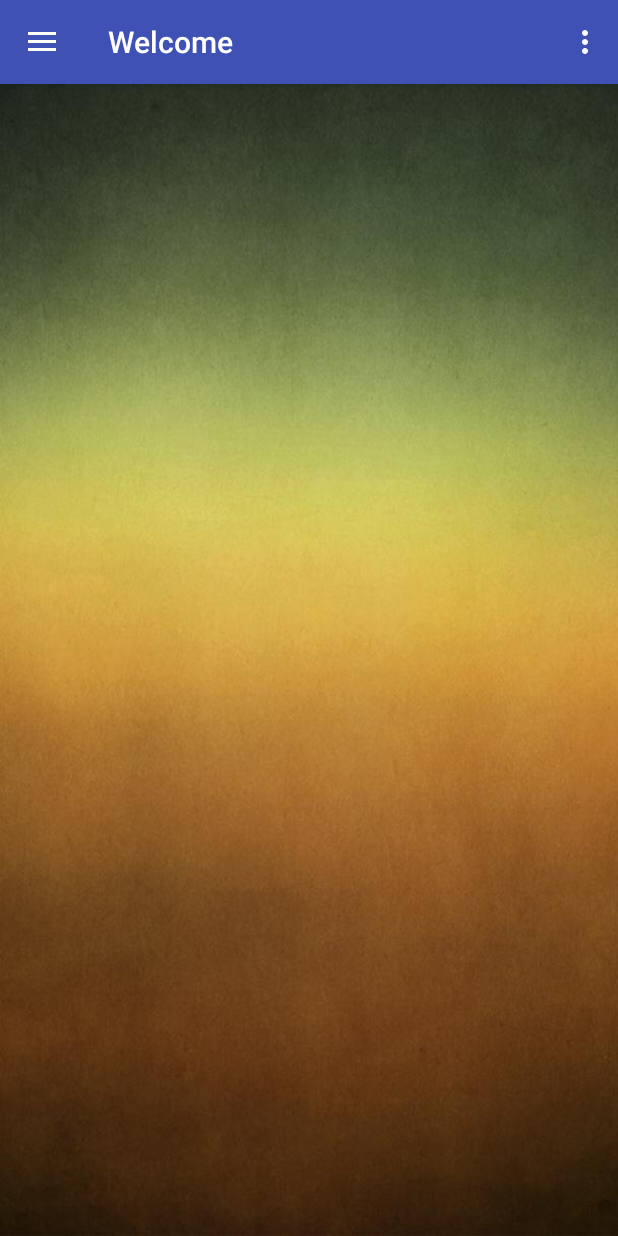
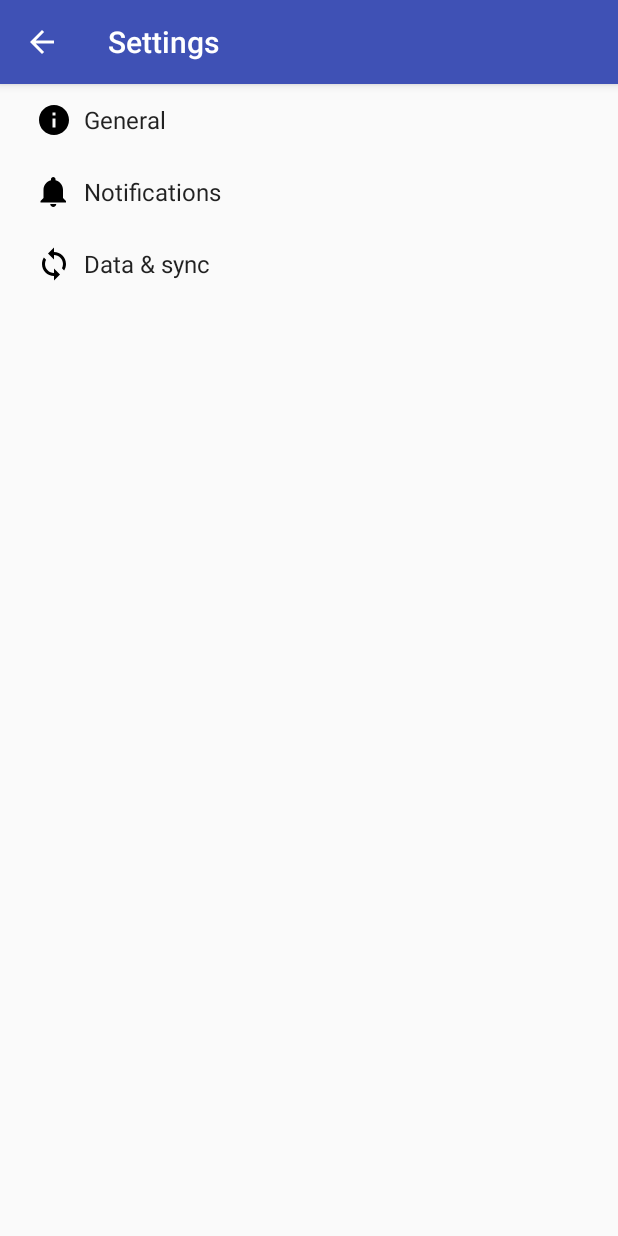
Before and after one commit to nitesh2104/DataDashboard, an Android app: the screen it shows after launch (Navigation_Drawer before the commit, SettingsActivity after it), in the options menu, after a tap on "Settings", on a phone screen of 412 x 824 dp. Run offline under Robolectric (Android 15) with nearby library versions, the phone set to English and light mode, and no system bars; 2 statements that could not run were skipped.

Commit message:
Added default settings activity

```diff
--- a/app/build.gradle
+++ b/app/build.gradle
@@ -10,6 +10,7 @@ android {
         versionCode 1
         versionName "1.0"
         testInstrumentationRunner "android.support.test.runner.AndroidJUnitRunner"
+        vectorDrawables.useSupportLibrary = true
     }
     buildTypes {
         release {
@@ -31,5 +32,6 @@ dependencies {
     compile 'com.android.support:support-v4:24.2.1'
     compile 'junit:junit:4.12'
     compile 'com.github.PhilJay:MPAndroidChart:v2.2.4'
+    compile 'com.android.support:support-vector-drawable:24.2.1'
     testCompile 'junit:junit:4.12'
 }
--- a/app/src/main/AndroidManifest.xml
+++ b/app/src/main/AndroidManifest.xml
@@ -37,7 +37,10 @@
             android:name=".Views.create_user"
             android:configChanges="orientation|keyboardHidden|screenSize"
             android:label="@string/title_activity_create_user"
-            android:theme="@style/FullscreenTheme"></activity>
+            android:theme="@style/FullscreenTheme" />
+        <activity
+            android:name=".Views.SettingsActivity"
+            android:label="@string/title_activity_settings"></activity>
     </application>
 
 </manifest>
--- /dev/null
+++ b/app/src/main/java/com/capstone490/nitesh/datadashboard/Views/AppCompatPreferenceActivity.java
@@ -0,0 +1,109 @@
+package com.capstone490.nitesh.datadashboard.Views;
+
+import android.content.res.Configuration;
+import android.os.Bundle;
+import android.preference.PreferenceActivity;
+import android.support.annotation.LayoutRes;
+import android.support.annotation.Nullable;
+import android.support.v7.app.ActionBar;
+import android.support.v7.app.AppCompatDelegate;
+import android.support.v7.widget.Toolbar;
+import android.view.MenuInflater;
+import android.view.View;
+import android.view.ViewGroup;
+
+/**
+ * A {@link android.preference.PreferenceActivity} which implements and proxies the necessary calls
+ * to be used with AppCompat.
+ */
+public abstract class AppCompatPreferenceActivity extends PreferenceActivity {
+
+    private AppCompatDelegate mDelegate;
+
+    @Override
+    protected void onCreate(Bundle savedInstanceState) {
+        getDelegate().installViewFactory();
+        getDelegate().onCreate(savedInstanceState);
+        super.onCreate(savedInstanceState);
+    }
+
+    @Override
+    protected void onPostCreate(Bundle savedInstanceState) {
+        super.onPostCreate(savedInstanceState);
+        getDelegate().onPostCreate(savedInstanceState);
+    }
+
+    public ActionBar getSupportActionBar() {
+        return getDelegate().getSupportActionBar();
+    }
+
+    public void setSupportActionBar(@Nullable Toolbar toolbar) {
+        getDelegate().setSupportActionBar(toolbar);
+    }
+
+    @Override
+    public MenuInflater getMenuInflater() {
+        return getDelegate().getMenuInflater();
+    }
+
+    @Override
+    public void setContentView(@LayoutRes int layoutResID) {
+        getDelegate().setContentView(layoutResID);
+    }
+
+    @Override
+    public void setContentView(View view) {
+        getDelegate().setContentView(view);
+    }
+
+    @Override
+    public void setContentView(View view, ViewGroup.LayoutParams params) {
+        getDelegate().setContentView(view, params);
+    }
+
+    @Override
+    public void addContentView(View view, ViewGroup.LayoutParams params) {
+        getDelegate().addContentView(view, params);
+    }
+
+    @Override
+    protected void onPostResume() {
+        super.onPostResume();
+        getDelegate().onPostResume();
+    }
+
+    @Override
+    protected void onTitleChanged(CharSequence title, int color) {
+        super.onTitleChanged(title, color);
+        getDelegate().setTitle(title);
+    }
+
+    @Override
+    public void onConfigurationChanged(Configuration newConfig) {
+        super.onConfigurationChanged(newConfig);
+        getDelegate().onConfigurationChanged(newConfig);
+    }
+
+    @Override
+    protected void onStop() {
+        super.onStop();
+        getDelegate().onStop();
+    }
+
+    @Override
+    protected void onDestroy() {
+        super.onDestroy();
+        getDelegate().onDestroy();
+    }
+
+    public void invalidateOptionsMenu() {
+        getDelegate().invalidateOptionsMenu();
+    }
+
+    private AppCompatDelegate getDelegate() {
+        if (mDelegate == null) {
+            mDelegate = AppCompatDelegate.create(this, null);
+        }
+        return mDelegate;
+    }
+}
--- a/app/src/main/java/com/capstone490/nitesh/datadashboard/Views/Navigation_Drawer.java
+++ b/app/src/main/java/com/capstone490/nitesh/datadashboard/Views/Navigation_Drawer.java
@@ -62,7 +62,8 @@ public class Navigation_Drawer extends AppCompatActivity
 
         //noinspection SimplifiableIfStatement
         if (id == R.id.action_settings) {
-            return true;
+            Intent intent = new Intent(Navigation_Drawer.this, SettingsActivity.class);
+            startActivity(intent);
         }
 
         return super.onOptionsItemSelected(item);
--- /dev/null
+++ b/app/src/main/res/drawable/ic_info_black_24dp.xml
@@ -0,0 +1,9 @@
+<vector xmlns:android="http://schemas.android.com/apk/res/android"
+    android:width="24dp"
+    android:height="24dp"
+    android:viewportHeight="24.0"
+    android:viewportWidth="24.0">
+    <path
+        android:fillColor="#FF000000"
+        android:pathData="M12,2C6.48,2 2,6.48 2,12s4.48,10 10,10 10,-4.48 10,-10S17.52,2 12,2zm1,15h-2v-6h2v6zm0,-8h-2V7h2v2z" />
+</vector>
--- /dev/null
+++ b/app/src/main/res/drawable/ic_notifications_black_24dp.xml
@@ -0,0 +1,9 @@
+<vector xmlns:android="http://schemas.android.com/apk/res/android"
+    android:width="24dp"
+    android:height="24dp"
+    android:viewportHeight="24.0"
+    android:viewportWidth="24.0">
+    <path
+        android:fillColor="#FF000000"
+        android:pathData="M11.5,22c1.1,0 2,-0.9 2,-2h-4c0,1.1 0.9,2 2,2zm6.5,-6v-5.5c0,-3.07 -2.13,-5.64 -5,-6.32V3.5c0,-0.83 -0.67,-1.5 -1.5,-1.5S10,2.67 10,3.5v0.68c-2.87,0.68 -5,3.25 -5,6.32V16l-2,2v1h17v-1l-2,-2z" />
+</vector>
--- /dev/null
+++ b/app/src/main/res/drawable/ic_sync_black_24dp.xml
@@ -0,0 +1,9 @@
+<vector xmlns:android="http://schemas.android.com/apk/res/android"
+    android:width="24dp"
+    android:height="24dp"
+    android:viewportHeight="24.0"
+    android:viewportWidth="24.0">
+    <path
+        android:fillColor="#FF000000"
+        android:pathData="M12 4V1L8 5l4 4V6c3.31 0 6 2.69 6 6 0 1.01,-.25 1.97,-.7 2.8l1.46 1.46C19.54 15.03 20 13.57 20 12c0,-4.42,-3.58,-8,-8,-8zm0 14c-3.31 0,-6,-2.69,-6,-6 0,-1.01.25,-1.97.7,-2.8L5.24 7.74C4.46 8.97 4 10.43 4 12c0 4.42 3.58 8 8 8v3l4,-4,-4,-4v3z" />
+</vector>
--- a/app/src/main/res/layout/app_bar_navigation__drawer.xml
+++ b/app/src/main/res/layout/app_bar_navigation__drawer.xml
@@ -17,7 +17,7 @@
             android:layout_width="match_parent"
             android:layout_height="?attr/actionBarSize"
             android:background="?attr/colorPrimary"
-            app:popupTheme="@style/AppTheme.PopupOverlay" />
+            app:popupTheme="@style/AppTheme.NoActionBar" />
 
     </android.support.design.widget.AppBarLayout>
 
--- a/app/src/main/res/menu/navigation__drawer.xml
+++ b/app/src/main/res/menu/navigation__drawer.xml
@@ -5,5 +5,5 @@
         android:id="@+id/action_settings"
         android:orderInCategory="100"
         android:title="@string/action_settings"
-        app:showAsAction="never" />
+        app:showAsAction="never"/>
 </menu>
--- a/app/src/main/res/values/strings.xml
+++ b/app/src/main/res/values/strings.xml
@@ -27,4 +27,77 @@
     <string name="title_activity_create_user">create_user</string>
     <string name="dummy_button">Dummy Button</string>
     <string name="dummy_content">DUMMY\nCONTENT</string>
+    <string name="title_activity_settings">Settings</string>
+
+    <!-- Strings related to Settings -->
+
+    <!-- Example General settings -->
+    <string name="pref_header_general">General</string>
+
+    <string name="pref_title_social_recommendations">Enable social recommendations</string>
+    <string name="pref_description_social_recommendations">Recommendations for people to contact
+        based on your message history
+    </string>
+
+    <string name="pref_title_display_name">Display name</string>
+    <string name="pref_default_display_name">John Smith</string>
+
+    <string name="pref_title_add_friends_to_messages">Add friends to messages</string>
+    <string-array name="pref_example_list_titles">
+        <item>Always</item>
+        <item>When possible</item>
+        <item>Never</item>
+    </string-array>
+    <string-array name="pref_example_list_values">
+        <item>1</item>
+        <item>0</item>
+        <item>-1</item>
+    </string-array>
+
+    <!-- Example settings for Data & Sync -->
+    <string name="pref_header_data_sync">Data &amp; sync</string>
+
+    <string name="pref_title_sync_frequency">Sync frequency</string>
+    <string-array name="pref_sync_frequency_titles">
+        <item>15 minutes</item>
+        <item>30 minutes</item>
+        <item>1 hour</item>
+        <item>3 hours</item>
+        <item>6 hours</item>
+        <item>Never</item>
+    </string-array>
+    <string-array name="pref_sync_frequency_values">
+        <item>15</item>
+        <item>30</item>
+        <item>60</item>
+        <item>180</item>
+        <item>360</item>
+        <item>-1</item>
+    </string-array>
+
+    <string-array name="list_preference_entries">
+        <item>Entry 1</item>
+        <item>Entry 2</item>
+        <item>Entry 3</item>
+    </string-array>
+
+    <string-array name="list_preference_entry_values">
+        <item>1</item>
+        <item>2</item>
+        <item>3</item>
+    </string-array>
+
+    <string-array name="multi_select_list_preference_default_value" />
+
+    <string name="pref_title_system_sync_settings">System sync settings</string>
+
+    <!-- Example settings for Notifications -->
+    <string name="pref_header_notifications">Notifications</string>
+
+    <string name="pref_title_new_message_notifications">New message notifications</string>
+
+    <string name="pref_title_ringtone">Ringtone</string>
+    <string name="pref_ringtone_silent">Silent</string>
+
+    <string name="pref_title_vibrate">Vibrate</string>
 </resources>
--- /dev/null
+++ b/app/src/main/res/xml/pref_data_sync.xml
@@ -0,0 +1,21 @@
+<PreferenceScreen xmlns:android="http://schemas.android.com/apk/res/android">
+
+    <!-- NOTE: Hide buttons to simplify the UI. Users can touch outside the dialog to
+         dismiss it. -->
+    <!-- NOTE: ListPreference's summary should be set to its value by the activity code. -->
+    <ListPreference
+        android:defaultValue="180"
+        android:entries="@array/pref_sync_frequency_titles"
+        android:entryValues="@array/pref_sync_frequency_values"
+        android:key="sync_frequency"
+        android:negativeButtonText="@null"
+        android:positiveButtonText="@null"
+        android:title="@string/pref_title_sync_frequency" />
+
+    <!-- This preference simply launches an intent when selected. Use this UI sparingly, per
+         design guidelines. -->
+    <Preference android:title="@string/pref_title_system_sync_settings">
+        <intent android:action="android.settings.SYNC_SETTINGS" />
+    </Preference>
+
+</PreferenceScreen>
--- /dev/null
+++ b/app/src/main/res/xml/pref_general.xml
@@ -0,0 +1,33 @@
+<PreferenceScreen xmlns:android="http://schemas.android.com/apk/res/android">
+
+    <SwitchPreference
+        android:defaultValue="true"
+        android:key="example_switch"
+        android:summary="@string/pref_description_social_recommendations"
+        android:title="@string/pref_title_social_recommendations" />
+
+    <!-- NOTE: EditTextPreference accepts EditText attributes. -->
+    <!-- NOTE: EditTextPreference's summary should be set to its value by the activity code. -->
+    <EditTextPreference
+        android:capitalize="words"
+        android:defaultValue="@string/pref_default_display_name"
+        android:inputType="textCapWords"
+        android:key="example_text"
+        android:maxLines="1"
+        android:selectAllOnFocus="true"
+        android:singleLine="true"
+        android:title="@string/pref_title_display_name" />
+
+    <!-- NOTE: Hide buttons to simplify the UI. Users can touch outside the dialog to
+         dismiss it. -->
+    <!-- NOTE: ListPreference's summary should be set to its value by the activity code. -->
+    <ListPreference
+        android:defaultValue="-1"
+        android:entries="@array/pref_example_list_titles"
+        android:entryValues="@array/pref_example_list_values"
+        android:key="example_list"
+        android:negativeButtonText="@null"
+        android:positiveButtonText="@null"
+        android:title="@string/pref_title_add_friends_to_messages" />
+
+</PreferenceScreen>
--- /dev/null
+++ b/app/src/main/res/xml/pref_headers.xml
@@ -0,0 +1,20 @@
+<preference-headers xmlns:android="http://schemas.android.com/apk/res/android">
+
+    <!-- These settings headers are only used on tablets. -->
+
+    <header
+        android:fragment="com.capstone490.nitesh.datadashboard.Views.SettingsActivity$GeneralPreferenceFragment"
+        android:icon="@drawable/ic_info_black_24dp"
+        android:title="@string/pref_header_general" />
+
+    <header
+        android:fragment="com.capstone490.nitesh.datadashboard.Views.SettingsActivity$NotificationPreferenceFragment"
+        android:icon="@drawable/ic_notifications_black_24dp"
+        android:title="@string/pref_header_notifications" />
+
+    <header
+        android:fragment="com.capstone490.nitesh.datadashboard.Views.SettingsActivity$DataSyncPreferenceFragment"
+        android:icon="@drawable/ic_sync_black_24dp"
+        android:title="@string/pref_header_data_sync" />
+
+</preference-headers>
--- /dev/null
+++ b/app/src/main/res/xml/pref_notification.xml
@@ -0,0 +1,27 @@
+<PreferenceScreen xmlns:android="http://schemas.android.com/apk/res/android">
+
+    <!-- A 'parent' preference, which enables/disables child preferences (below)
+         when checked/unchecked. -->
+    <SwitchPreference
+        android:defaultValue="true"
+        android:key="notifications_new_message"
+        android:title="@string/pref_title_new_message_notifications" />
+
+    <!-- Allows the user to choose a ringtone in the 'notification' category. -->
+    <!-- NOTE: This preference will be enabled only when the checkbox above is checked. -->
+    <!-- NOTE: RingtonePreference's summary should be set to its value by the activity code. -->
+    <RingtonePreference
+        android:defaultValue="content://settings/system/notification_sound"
+        android:dependency="notifications_new_message"
+        android:key="notifications_new_message_ringtone"
+        android:ringtoneType="notification"
+        android:title="@string/pref_title_ringtone" />
+
+    <!-- NOTE: This preference will be enabled only when the checkbox above is checked. -->
+    <SwitchPreference
+        android:defaultValue="true"
+        android:dependency="notifications_new_message"
+        android:key="notifications_new_message_vibrate"
+        android:title="@string/pref_title_vibrate" />
+
+</PreferenceScreen>
```
Also changed, not shown: app/src/main/java/com/capstone490/nitesh/datadashboard/Views/SettingsActivity.java (added, +256 -0 lines).
